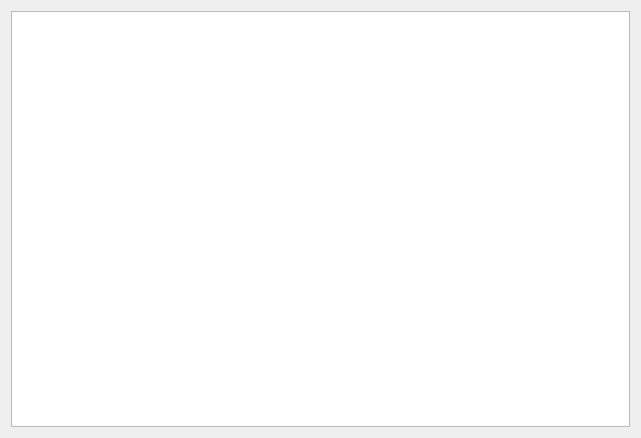
Above: dslr-qt-shooter/ui/messageswindow.ui from Edlward/GalaxyHunter before the change. Below: the same form after it.
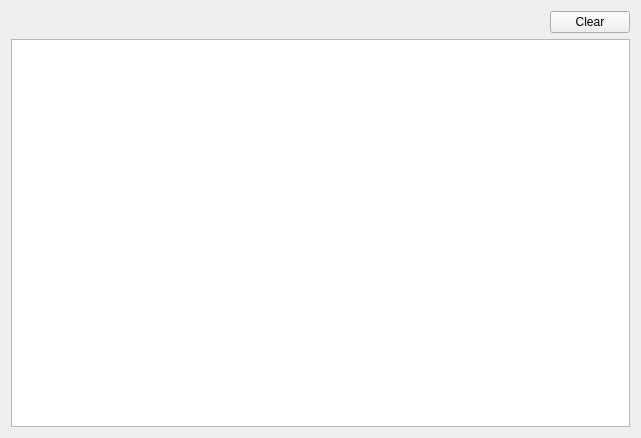
That is the form after the change.

Commit message: sort/filter model and ui redesign for logs

What changed in the file:
```diff
--- a/dslr-qt-shooter/ui/messageswindow.ui
+++ b/dslr-qt-shooter/ui/messageswindow.ui
@@ -12,7 +12,34 @@
   </property>
   <layout class="QGridLayout" name="gridLayout">
    <item row="0" column="0">
-    <widget class="QTreeView" name="logs"/>
+    <spacer name="horizontalSpacer">
+     <property name="orientation">
+      <enum>Qt::Horizontal</enum>
+     </property>
+     <property name="sizeHint" stdset="0">
+      <size>
+       <width>534</width>
+       <height>20</height>
+      </size>
+     </property>
+    </spacer>
+   </item>
+   <item row="0" column="1">
+    <widget class="QPushButton" name="clearLogs">
+     <property name="text">
+      <string>Clear</string>
+     </property>
+    </widget>
+   </item>
+   <item row="1" column="0" colspan="2">
+    <widget class="QTreeView" name="logs">
+     <property name="wordWrap">
+      <bool>true</bool>
+     </property>
+     <attribute name="headerHighlightSections">
+      <bool>true</bool>
+     </attribute>
+    </widget>
    </item>
   </layout>
  </widget>
```
The commit also changes 5 other files.
